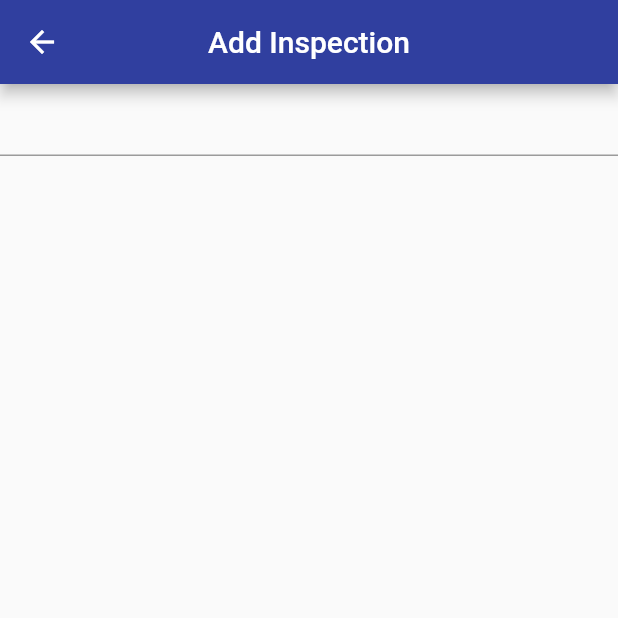
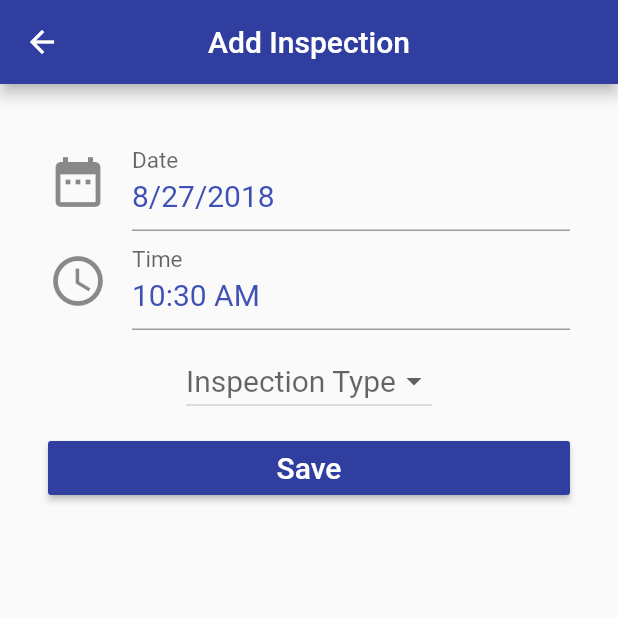
Before and after one commit to RyanKlatt/driver-manager-flutter, a Flutter app: the InspectionCreatePage screen opened directly, on a phone screen of 412 x 824 dp, the top half of it. Run offline on Flutter 3.47's test engine with Material 2 defaults, Android fonts, the phone set to English and light mode, and no system bars; our stand-ins replace cloud_firestore, dynamic_theme, shared_preferences; accounts and stored records are empty.

Commit message:
fixed initState issue with context

```diff
--- a/lib/pages/create_inspection.dart
+++ b/lib/pages/create_inspection.dart
@@ -1,17 +1,147 @@
 import 'package:flutter/material.dart';
+import 'dart:async';
+import 'package:intl/intl.dart';
 
-class InspectionCreatePage extends StatelessWidget {
+class InspectionCreatePage extends StatefulWidget {
+  @override
+  State<StatefulWidget> createState() {
+    // TODO: implement createState
+    return _InspectionCreateState();
+  }
+}
+
+class _InspectionCreateState extends State<InspectionCreatePage> {
+  DateTime _date = new DateTime.now();
+  TimeOfDay _time = new TimeOfDay.now();
+  var inspectionTimeController = new TextEditingController();
+  var dateController = new TextEditingController();
+  String typeValue;
+
+  @override
+  void initState() {
+    super.initState();
+
+    dateController.text = '${new DateFormat.yMd().format((_date))}';
+    Future.delayed(Duration(milliseconds: 100)).then((_) {
+      inspectionTimeController.text = '${_time.format(context)}';
+    });
+  }
+
+  Future<Null> _selectDate(BuildContext context) async {
+    final DateTime picked = await showDatePicker(
+        context: context,
+        initialDate: _date,
+        firstDate: new DateTime(2017),
+        lastDate: new DateTime(2100));
+
+    if (picked != null && picked != _date) {
+      setState(() {
+        _date = picked;
+        dateController.text = '${new DateFormat.yMd().format((_date))}';
+      });
+    } else if (picked != null) {
+      setState(() {
+        _date = picked;
+        dateController.text = '${new DateFormat.yMd().format((_date))}';
+      });
+    }
+  }
+
+  Future<Null> _inspectionTime(BuildContext context) async {
+    final TimeOfDay picked =
+        await showTimePicker(context: context, initialTime: _time);
+
+    if (picked != null && picked != _time) {
+      setState(() {
+        _time = picked;
+        inspectionTimeController.text = '${_time.format(context)}';
+      });
+    } else if (picked != null) {
+      setState(() {
+        _time = picked;
+        inspectionTimeController.text = '${_time.format(context)}';
+      });
+    }
+  }
+
   @override
   Widget build(BuildContext context) {
     return new Scaffold(
-        appBar: AppBar(
-          centerTitle: true,
-          title: Text(
-            "Add Inspection",
-          ),
+      appBar: new AppBar(
+        title: new Text('Add Inspection'),
+        centerTitle: true,
+      ),
+      body: new Container(
+        padding: new EdgeInsets.all(32.0),
+        child: new Column(
+          crossAxisAlignment: CrossAxisAlignment.stretch,
+          children: <Widget>[
+            GestureDetector(
+                onTap: () => _selectDate(context),
+                child: AbsorbPointer(
+                  child: TextField(
+                    style: TextStyle(
+                        fontSize: 20.0, color: Theme.of(context).accentColor),
+                    controller: dateController,
+                    decoration: InputDecoration(
+                        labelText: 'Date',
+                        labelStyle: TextStyle(fontSize: 20.0),
+                        icon: Icon(
+                          Icons.date_range,
+                          size: 40.0,
+                        )),
+                  ),
+                )),
+            GestureDetector(
+                onTap: () => _inspectionTime(context),
+                child: AbsorbPointer(
+                  child: TextField(
+                    style: TextStyle(
+                        fontSize: 20.0, color: Theme.of(context).accentColor),
+                    controller: inspectionTimeController,
+                    decoration: InputDecoration(
+                        labelText: 'Time',
+                        labelStyle: TextStyle(fontSize: 20.0),
+                        icon: Icon(
+                          Icons.access_time,
+                          size: 40.0,
+                        )),
+                  ),
+                )),
+            SizedBox(height: 10.0),
+            Center(
+              child: new DropdownButton<String>(
+                hint: Text('Inspection Type'),
+                style: TextStyle(
+                    fontSize: 20.0, color: Theme.of(context).accentColor),
+                value: typeValue,
+                onChanged: (String newValue) {
+                  setState(() {
+                    typeValue = newValue;
+                  });
+                },
+                items: <String>['Pre-Trip', 'Post-Trip', 'Other']
+                    .map((String value) {
+                  return new DropdownMenuItem<String>(
+                    value: value,
+                    child: new Text(value),
+                  );
+                }).toList(),
+              ),
+            ),
+            SizedBox(height: 10.0),
+            RaisedButton(
+              color: Theme.of(context).primaryColor,
+              textColor: Colors.white,
+              child: Text(
+                'Save',
+                style: TextStyle(fontSize: 20.0),
+              ),
+              onPressed: () {},
+            ),
+          ],
         ),
-        body: new Column(
-          children: <Widget>[TextField()],
-        ));
+      ),
+    );
   }
 }
```
